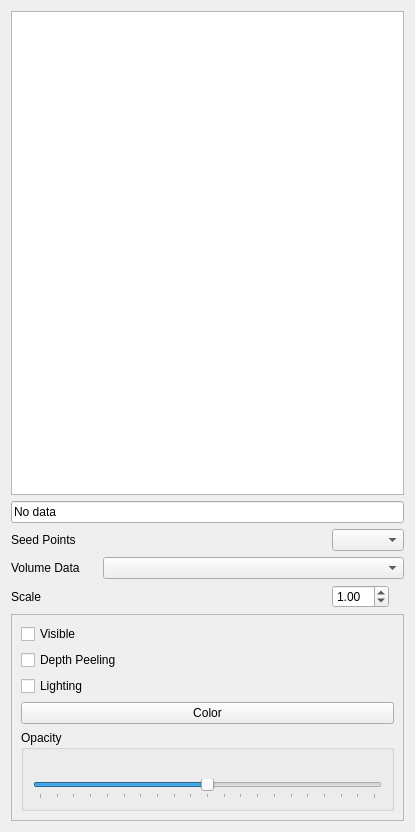
BackupTheBerlios/viste-tool-svn, file branches/myusufoglu/plugins/stable/VectorVisualization/vectorvisualization.ui: the form before one commit.
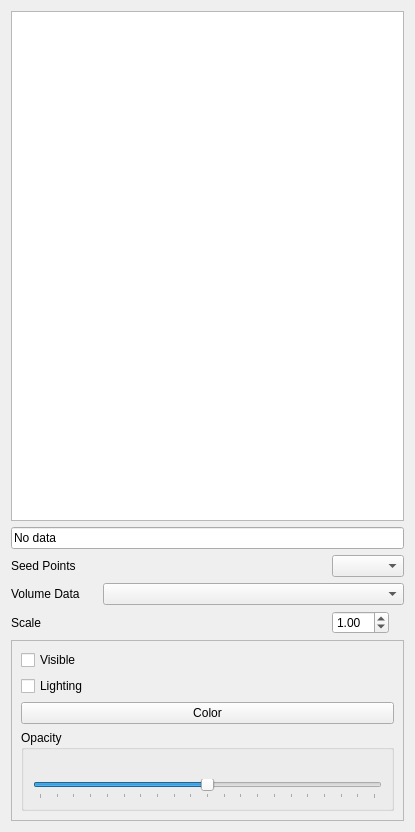
The form after the commit.

The edit to the form file:
```diff
--- a/branches/myusufoglu/plugins/stable/VectorVisualization/vectorvisualization.ui
+++ b/branches/myusufoglu/plugins/stable/VectorVisualization/vectorvisualization.ui
@@ -136,13 +136,6 @@
         </property>
        </widget>
       </item>
-      <item>
-       <widget class="QCheckBox" name="depthPeelingCheckBox">
-        <property name="text">
-         <string>Depth Peeling</string>
-        </property>
-       </widget>
-      </item>
       <item>
        <widget class="QCheckBox" name="lightingCheckBox">
         <property name="text">
```
